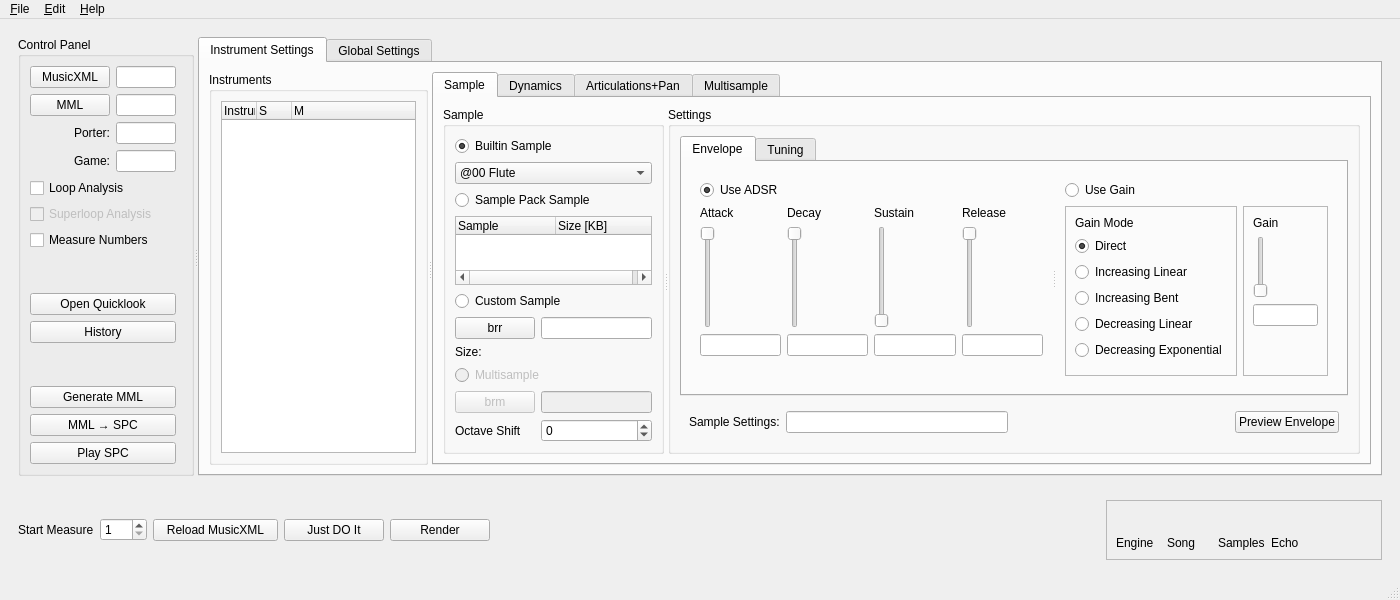
Above: smw_music/data/dashboard.ui from com-posers-pit/smw_music before the change. Below: the same form after it.
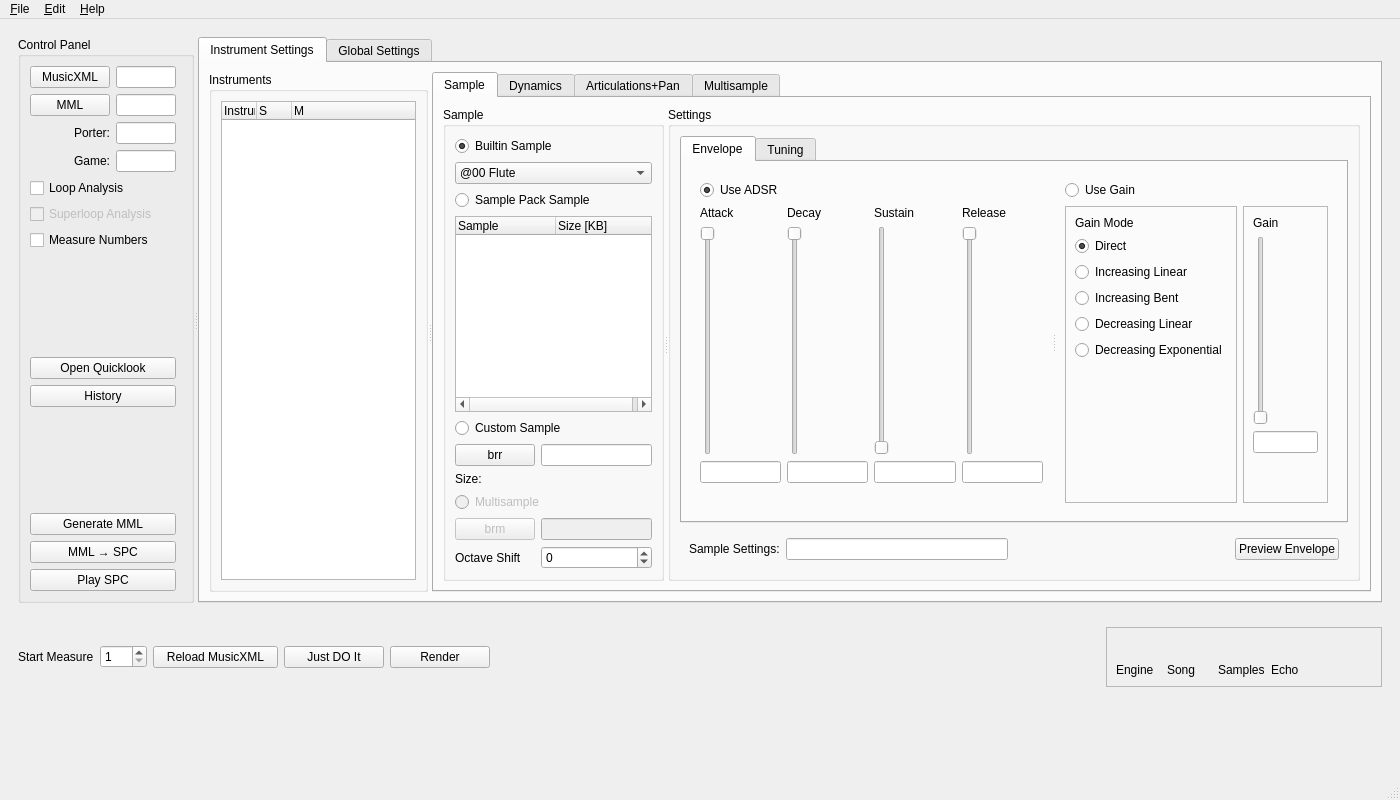
That is the form after the change.

Patch:
```diff
--- a/smw_music/data/dashboard.ui
+++ b/smw_music/data/dashboard.ui
@@ -7,13 +7,13 @@
     <x>0</x>
     <y>0</y>
     <width>1400</width>
-    <height>600</height>
+    <height>800</height>
    </rect>
   </property>
   <property name="minimumSize">
    <size>
-    <width>800</width>
-    <height>600</height>
+    <width>1200</width>
+    <height>800</height>
    </size>
   </property>
   <property name="windowTitle">
```
